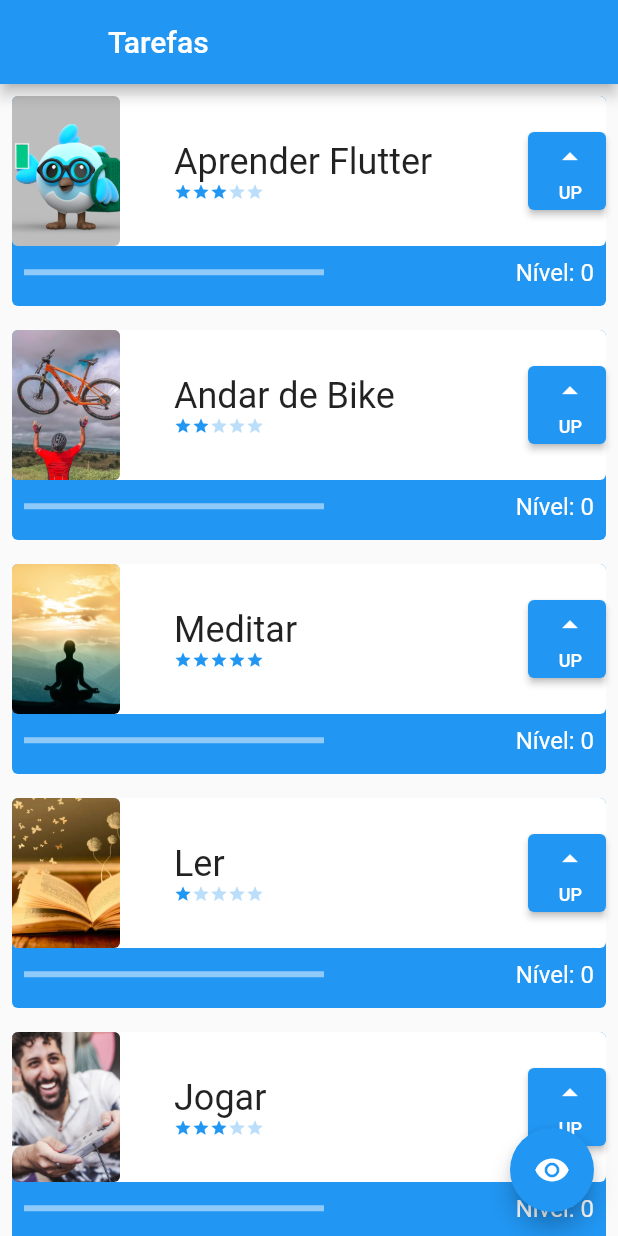
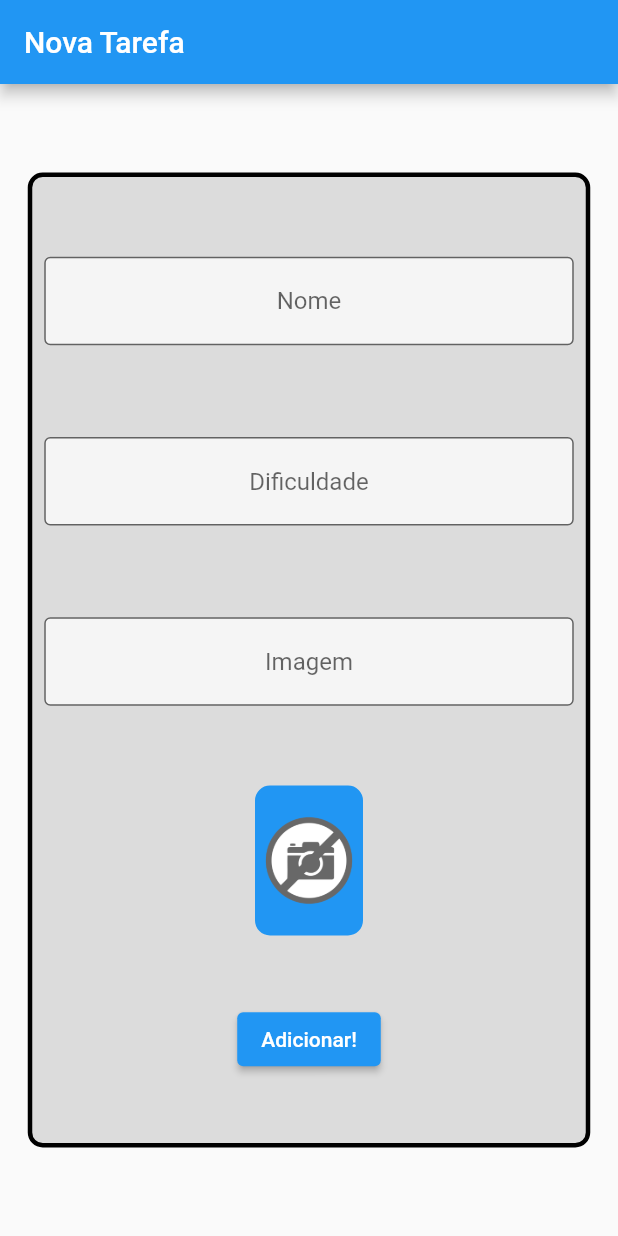
Before and after one commit to rmennna/app_tarefas, a Flutter app: the screen it shows after launch, on a phone screen of 412 x 824 dp. Run offline on Flutter 3.47's test engine with Material 2 defaults, Android fonts, the phone set to English and light mode, and no system bars; network calls fail.

Commit message:
TextFormField, Controller, ErrorBuilder and Image

```diff
--- a/lib/main.dart
+++ b/lib/main.dart
@@ -1,3 +1,4 @@
+import 'package:app_tarefas/screens/form_screen.dart';
 import 'package:app_tarefas/screens/inicial_screen.dart';
 import 'package:flutter/material.dart';
 
@@ -15,7 +16,7 @@ class MyApp extends StatelessWidget {
       theme: ThemeData(
         primarySwatch: Colors.blue,
       ),
-      home: const InitialScreen(),
+      home: const FormScreen(),
     );
   }
 }
--- /dev/null
+++ b/lib/screens/form_screen.dart
@@ -0,0 +1,106 @@
+import 'package:flutter/material.dart';
+
+class FormScreen extends StatefulWidget {
+  const FormScreen({Key? key}) : super(key: key);
+
+  @override
+  State<FormScreen> createState() => _FormScreenState();
+}
+
+class _FormScreenState extends State<FormScreen> {
+  TextEditingController nameController = TextEditingController();
+  TextEditingController difficultyController = TextEditingController();
+  TextEditingController imageController = TextEditingController();
+
+  @override
+  Widget build(BuildContext context) {
+    return Scaffold(
+      appBar: AppBar(
+        title: const Text('Nova Tarefa'),
+      ),
+      body: Center(
+        child: Container(
+          height: 650,
+          width: 375,
+          decoration: BoxDecoration(
+            color: Colors.black12,
+            borderRadius: BorderRadius.circular(10),
+            border: Border.all(width: 3),
+          ),
+          child: Column(
+            mainAxisAlignment: MainAxisAlignment.spaceEvenly,
+            crossAxisAlignment: CrossAxisAlignment.center,
+            children: [
+              Padding(
+                padding: const EdgeInsets.all(8.0),
+                child: TextFormField(
+                  controller: nameController,
+                  textAlign: TextAlign.center,
+                  decoration: const InputDecoration(
+                    border: OutlineInputBorder(),
+                    hintText: 'Nome',
+                    fillColor: Colors.white70,
+                    filled: true,
+                  ),
+                ),
+              ),
+              Padding(
+                padding: const EdgeInsets.all(8.0),
+                child: TextFormField(
+                  controller: difficultyController,
+                  textAlign: TextAlign.center,
+                  decoration: const InputDecoration(
+                    border: OutlineInputBorder(),
+                    hintText: 'Dificuldade',
+                    fillColor: Colors.white70,
+                    filled: true,
+                  ),
+                ),
+              ),
+              Padding(
+                padding: const EdgeInsets.all(8.0),
+                child: TextFormField(
+                  onChanged: (text) {
+                    setState(() {});
+                  },
+                  controller: imageController,
+                  textAlign: TextAlign.center,
+                  decoration: const InputDecoration(
+                    border: OutlineInputBorder(),
+                    hintText: 'Imagem',
+                    fillColor: Colors.white70,
+                    filled: true,
+                  ),
+                ),
+              ),
+              Container(
+                height: 100,
+                width: 72,
+                decoration: BoxDecoration(
+                  color: Colors.blue,
+                  borderRadius: BorderRadius.circular(10),
+                  border: Border.all(width: 2, color: Colors.blue),
+                ),
+                child: ClipRRect(
+                  borderRadius: BorderRadius.circular(10),
+                  child: Image.network(
+                    imageController.text,
+                    errorBuilder: (BuildContext context, Object exception,
+                        StackTrace? stackTrace) {
+                      return Image.asset('assets/images/nophoto.png');
+                    },
+                    fit: BoxFit.cover,
+                  ),
+                ),
+              ),
+              ElevatedButton(
+                onPressed: () {},
+                child: const Text('Adicionar!'),
+              ),
+            ],
+          ),
+        ),
+      ),
+    );
+  }
+}
```
Also changed, not shown: assets/images/nophoto.png (added).
